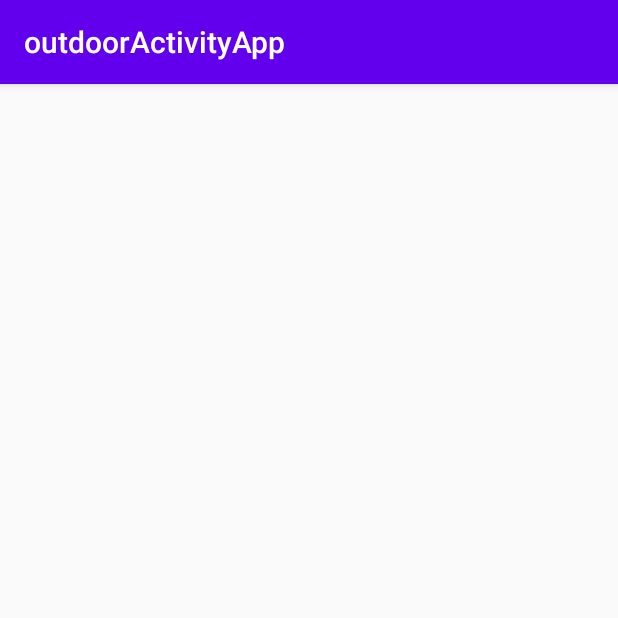
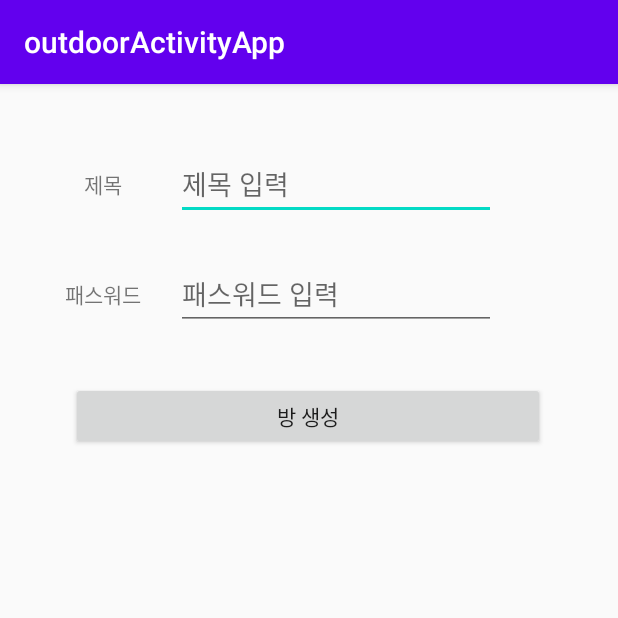
Before and after one commit to msbemh/outdoorActivityApp, an Android app: the RoomCreateActivity screen opened directly, with no data from a screen before it, on a phone screen of 412 x 824 dp, the top half of it. Run offline under Robolectric (Android 15) with nearby library versions, the phone set to English and light mode, and no system bars.

Commit message:
방생성 설정 화면 구현

```diff
--- a/app/src/main/java/com/action/outdooractivityapp/activity/RoomCreateActivity.java
+++ b/app/src/main/java/com/action/outdooractivityapp/activity/RoomCreateActivity.java
@@ -2,15 +2,50 @@ package com.action.outdooractivityapp.activity;
 
 import androidx.appcompat.app.AppCompatActivity;
 
+import android.content.Intent;
 import android.os.Bundle;
+import android.util.Log;
+import android.view.View;
+import android.widget.Button;
+import android.widget.EditText;
+import android.widget.ImageView;
+import android.widget.TextView;
 
 import com.action.outdooractivityapp.R;
+import com.google.android.material.bottomnavigation.BottomNavigationView;
 
-public class RoomCreateActivity extends AppCompatActivity {
+public class RoomCreateActivity extends AppCompatActivity implements View.OnClickListener {
+
+    private static final String TAG = "RoomCreateActivity";
+    private Intent intent;
+    private EditText editText_title;
+    private EditText editText_password;
+    private Button button_create_room;
 
     @Override
     protected void onCreate(Bundle savedInstanceState) {
         super.onCreate(savedInstanceState);
         setContentView(R.layout.activity_room_create);
+
+        initializeView();
+
+        registerListener();
+    }
+
+    void initializeView(){
+        editText_title = findViewById(R.id.editText_title);
+        editText_password = findViewById(R.id.editText_password);
+        button_create_room = findViewById(R.id.button_create_room);
+    }
+
+    void registerListener(){
+        button_create_room.setOnClickListener(this);
+    }
+
+    @Override
+    public void onClick(View v) {
+        if(v.getId() == R.id.button_create_room){
+            Log.d(TAG,"방 생성 클릭");
+        }
     }
 }
--- a/app/src/main/res/layout/activity_room_create.xml
+++ b/app/src/main/res/layout/activity_room_create.xml
@@ -6,4 +6,58 @@
     android:layout_height="match_parent"
     tools:context=".activity.RoomCreateActivity">
 
+    <TextView
+        android:id="@+id/textView"
+        android:layout_width="wrap_content"
+        android:layout_height="wrap_content"
+        android:layout_marginStart="56dp"
+        android:layout_marginTop="56dp"
+        android:text="제목"
+        app:layout_constraintStart_toStartOf="parent"
+        app:layout_constraintTop_toTopOf="parent" />
+
+    <TextView
+        android:id="@+id/textView3"
+        android:layout_width="wrap_content"
+        android:layout_height="wrap_content"
+        android:layout_marginTop="52dp"
+        android:text="패스워드"
+        app:layout_constraintEnd_toEndOf="@+id/textView"
+        app:layout_constraintStart_toStartOf="@+id/textView"
+        app:layout_constraintTop_toBottomOf="@+id/textView" />
+
+    <EditText
+        android:id="@+id/editText_title"
+        android:layout_width="wrap_content"
+        android:layout_height="wrap_content"
+        android:layout_marginStart="36dp"
+        android:ems="10"
+        android:inputType="textPersonName"
+        android:hint="제목 입력"
+        app:layout_constraintBottom_toBottomOf="@+id/textView"
+        app:layout_constraintStart_toEndOf="@+id/textView"
+        app:layout_constraintTop_toTopOf="@+id/textView" />
+
+    <EditText
+        android:id="@+id/editText_password"
+        android:layout_width="wrap_content"
+        android:layout_height="wrap_content"
+        android:ems="10"
+        android:inputType="textPersonName"
+        android:hint="패스워드 입력"
+        app:layout_constraintBottom_toBottomOf="@+id/textView3"
+        app:layout_constraintEnd_toEndOf="@+id/editText_title"
+        app:layout_constraintStart_toStartOf="@+id/editText_title"
+        app:layout_constraintTop_toTopOf="@+id/textView3" />
+
+    <Button
+        android:id="@+id/button_create_room"
+        android:layout_width="316dp"
+        android:layout_height="45dp"
+        android:layout_marginTop="48dp"
+        android:text="방 생성"
+        app:layout_constraintEnd_toEndOf="parent"
+        app:layout_constraintHorizontal_bias="0.494"
+        app:layout_constraintStart_toStartOf="parent"
+        app:layout_constraintTop_toBottomOf="@+id/textView3" />
 </androidx.constraintlayout.widget.ConstraintLayout>
```
